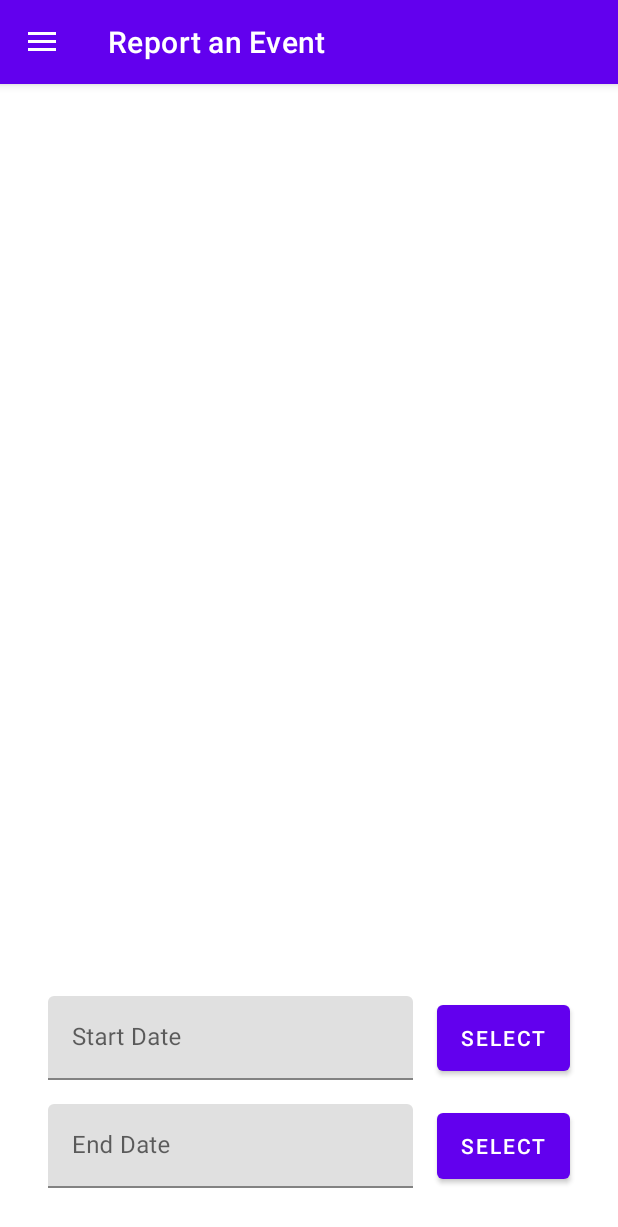
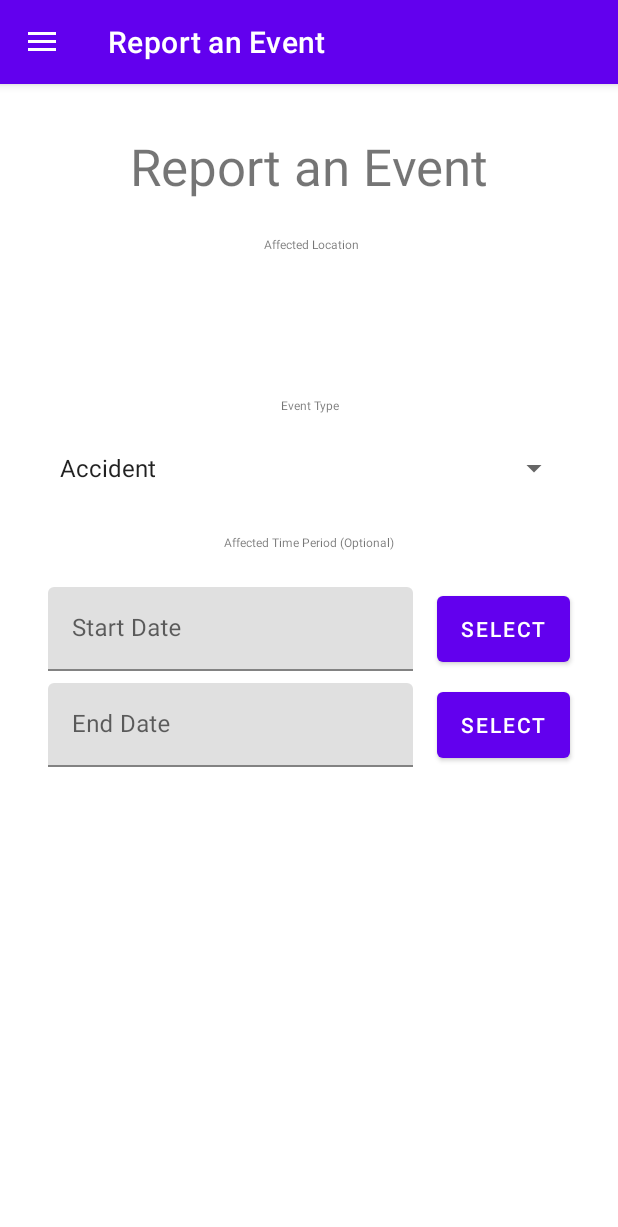
Before and after one commit to bori00/SmartMobilityApp, an Android app: the screen it shows after launch (MainActivity), in the side drawer, after a tap on "Report an Event", on a phone screen of 412 x 824 dp. Shown: the top 1227 px of the screen. Run offline under Robolectric (Android 15) with nearby library versions, the phone set to English and light mode, and no system bars; our stand-ins replace navigation-ui.

Commit message:
implement even type selector dropdown

```diff
--- a/app/src/main/java/com/uid/smartmobilityapp/ui/report_event/ReportEventFragment.kt
+++ b/app/src/main/java/com/uid/smartmobilityapp/ui/report_event/ReportEventFragment.kt
@@ -9,10 +9,12 @@ import android.util.Log
 import android.view.LayoutInflater
 import android.view.View
 import android.view.ViewGroup
+import android.widget.ArrayAdapter
 import android.widget.Button
 import androidx.fragment.app.Fragment
 import androidx.lifecycle.ViewModelProvider
 import com.uid.smartmobilityapp.MainActivity
+import com.uid.smartmobilityapp.R
 import com.uid.smartmobilityapp.databinding.FragmentReportEventBinding
 import java.time.LocalDateTime
 import java.util.*
@@ -43,7 +45,24 @@ class ReportEventFragment : Fragment() {
 
         val endDatePickerButton : Button = binding.btnDate2
         endDatePickerButton.setOnClickListener{selectEndDate()}
+
+        setupEventTypeSpinner()
         return root
+    }
+
+    private fun setupEventTypeSpinner() {
+        val eventTypeSpinner = binding.eventTypeSpinner
+
+        ArrayAdapter.createFromResource(
+            MainActivity.context,
+            R.array.event_types_array,
+            android.R.layout.simple_spinner_item
+        ).also { adapter ->
+            // Specify the layout to use when the list of choices appears
+            adapter.setDropDownViewResource(android.R.layout.simple_spinner_dropdown_item)
+            // Apply the adapter to the spinner
+            eventTypeSpinner.adapter = adapter
+        }
     }
 
     private fun selectDateTime(callback : Consumer<LocalDateTime>) {
--- a/app/src/main/res/layout/fragment_report_event.xml
+++ b/app/src/main/res/layout/fragment_report_event.xml
@@ -5,6 +5,29 @@
     android:layout_width="match_parent"
     android:layout_height="match_parent"
     tools:context=".ui.report_event.ReportEventFragment">
+
+    <TextView
+        android:id="@+id/textView3"
+        android:layout_width="wrap_content"
+        android:layout_height="wrap_content"
+        android:layout_marginTop="24dp"
+        android:text="Affected Location"
+        android:textSize="@dimen/subtitle_size"
+        app:layout_constraintEnd_toEndOf="parent"
+        app:layout_constraintHorizontal_bias="0.504"
+        app:layout_constraintStart_toStartOf="parent"
+        app:layout_constraintTop_toBottomOf="@+id/textView4" />
+
+    <TextView
+        android:id="@+id/textView2"
+        android:layout_width="wrap_content"
+        android:layout_height="wrap_content"
+        android:layout_marginTop="32dp"
+        android:text="Affected Time Period (Optional)"
+        android:textSize="@dimen/subtitle_size"
+        app:layout_constraintEnd_toEndOf="parent"
+        app:layout_constraintStart_toStartOf="parent"
+        app:layout_constraintTop_toBottomOf="@+id/eventTypeSpinner" />
 
     <com.google.android.material.textfield.TextInputLayout
         android:id="@+id/in_date1"
@@ -14,20 +37,19 @@
         android:layout_alignParentLeft="true"
         android:layout_alignParentTop="true"
         android:layout_marginStart="32dp"
+        android:layout_marginTop="24dp"
         android:layout_marginEnd="16dp"
-        android:layout_marginBottom="16dp"
-        app:layout_constraintBottom_toTopOf="@+id/in_date2"
         app:layout_constraintEnd_toStartOf="@+id/btn_date"
-        app:layout_constraintStart_toStartOf="parent">
+        app:layout_constraintStart_toStartOf="parent"
+        app:layout_constraintTop_toBottomOf="@+id/textView2">
 
         <EditText
             android:id="@+id/startDateEditText1"
             android:layout_width="match_parent"
             android:layout_height="match_parent"
+            android:enabled="false"
             android:hint="@string/start_date"
-            android:inputType="none"
-            android:enabled="false">
-        </EditText>
+            android:inputType="none"></EditText>
 
     </com.google.android.material.textfield.TextInputLayout>
 
@@ -52,20 +74,19 @@
         android:layout_alignParentLeft="true"
         android:layout_alignParentTop="true"
         android:layout_marginStart="32dp"
+        android:layout_marginTop="8dp"
         android:layout_marginEnd="16dp"
-        android:layout_marginBottom="32dp"
-        app:layout_constraintBottom_toBottomOf="parent"
         app:layout_constraintEnd_toStartOf="@+id/btn_date"
-        app:layout_constraintStart_toStartOf="parent">
+        app:layout_constraintStart_toStartOf="parent"
+        app:layout_constraintTop_toBottomOf="@+id/in_date1">
 
         <EditText
             android:id="@+id/endDateEditText"
+            android:layout_width="match_parent"
             android:layout_height="match_parent"
-            android:layout_width="match_parent"
+            android:enabled="false"
             android:hint="@string/end_date"
-            android:inputType="none"
-            android:enabled="false"
-             />
+            android:inputType="none" />
     </com.google.android.material.textfield.TextInputLayout>
 
 
@@ -81,4 +102,38 @@
         app:layout_constraintBottom_toBottomOf="@id/in_date2"
         app:layout_constraintTop_toTopOf="@id/in_date2"
         app:layout_constraintEnd_toEndOf="parent" />
+
+    <TextView
+        android:id="@+id/textView"
+        android:layout_width="wrap_content"
+        android:layout_height="wrap_content"
+        android:layout_marginTop="96dp"
+        android:text="Event Type"
+        android:textSize="@dimen/subtitle_size"
+        app:layout_constraintEnd_toEndOf="parent"
+        app:layout_constraintHorizontal_bias="0.503"
+        app:layout_constraintStart_toStartOf="parent"
+        app:layout_constraintTop_toBottomOf="@+id/textView3" />
+
+    <Spinner
+        android:id="@+id/eventTypeSpinner"
+        android:layout_width="0dp"
+        android:layout_height="wrap_content"
+        android:layout_marginStart="32dp"
+        android:layout_marginTop="24dp"
+        android:layout_marginEnd="32dp"
+        app:layout_constraintEnd_toEndOf="parent"
+        app:layout_constraintStart_toStartOf="parent"
+        app:layout_constraintTop_toBottomOf="@+id/textView" />
+
+    <TextView
+        android:id="@+id/textView4"
+        android:layout_width="wrap_content"
+        android:layout_height="wrap_content"
+        android:layout_marginTop="@dimen/fragment_title_top_margin"
+        android:text="Report an Event"
+        android:textSize="@dimen/fragment_title_size"
+        app:layout_constraintEnd_toEndOf="parent"
+        app:layout_constraintStart_toStartOf="parent"
+        app:layout_constraintTop_toTopOf="parent" />
 </androidx.constraintlayout.widget.ConstraintLayout>
--- a/app/src/main/res/values/strings.xml
+++ b/app/src/main/res/values/strings.xml
@@ -23,4 +23,11 @@
     <string name="start_date">Start Date</string>
     <string name="end_date">End Date</string>
     <string name="select">Select</string>
+
+    <string-array name="event_types_array">
+        <item>Accident</item>
+        <item>Redirected Traffic</item>
+        <item>Construction Work</item>
+        <item>Other</item>
+    </string-array>
 </resources>
```
